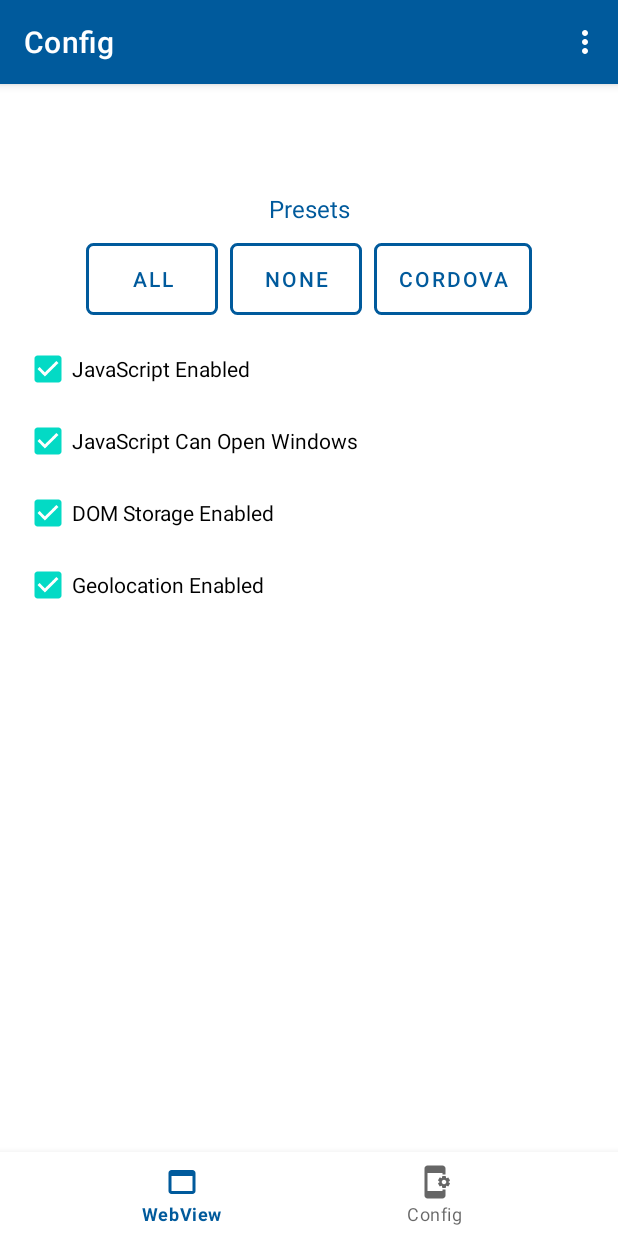
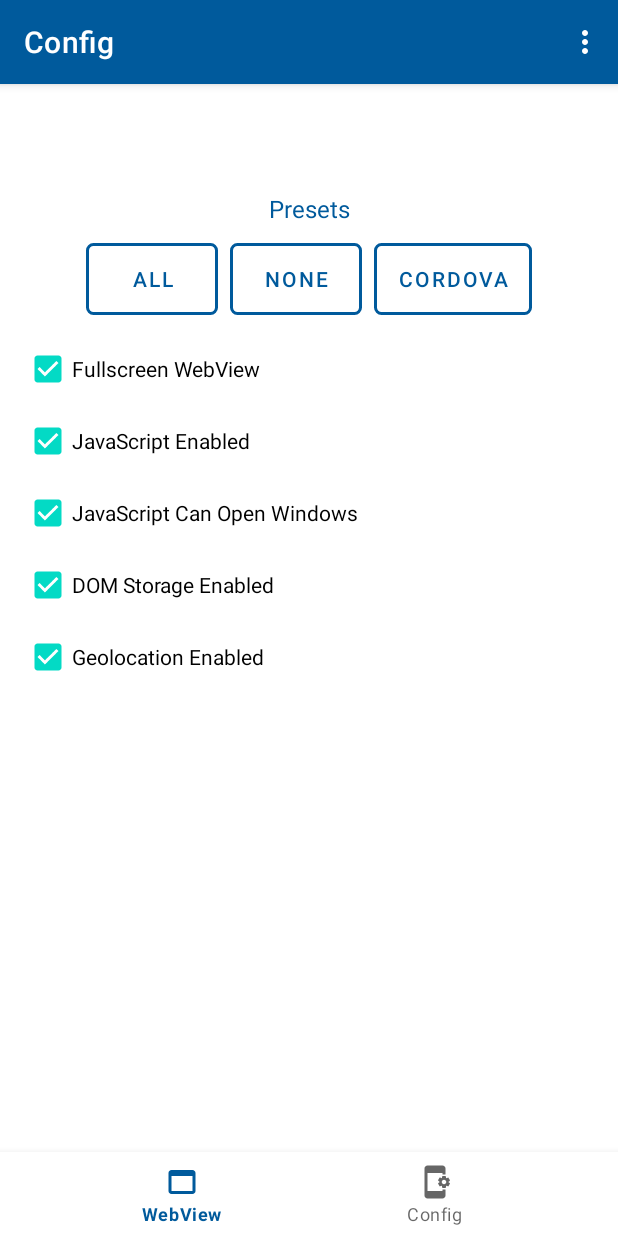
Before and after one commit to WebView-CG/CanIAndroidWebView, an Android app: the ConfigFragment screen opened through its navigation route, after a tap on "CORDOVA", on a phone screen of 412 x 824 dp. Run offline under Robolectric (Android 15) with nearby library versions, the phone set to English and light mode, and no system bars; our stand-ins replace navigation-ui; 2 other taps on this screen came first.

Commit message:
implement fullscreen setting and view

```diff
--- a/app/src/main/java/com/caniwebview/android/ui/config/ConfigFragment.kt
+++ b/app/src/main/java/com/caniwebview/android/ui/config/ConfigFragment.kt
@@ -86,6 +86,9 @@ class ConfigFragment : Fragment() {
         }
 
         // Settings
+        binding.fullscreenWebViewCheckBox.setOnCheckedChangeListener { _, isChecked ->
+            saveSetting("fullscreenWebView", isChecked)
+        }
         binding.javaScriptEnabledCheckBox.setOnCheckedChangeListener { _, isChecked ->
             saveSetting("javaScriptEnabled", isChecked)
         }
@@ -102,11 +105,12 @@ class ConfigFragment : Fragment() {
     }
 
     private fun loadSettings() {
+        binding.fullscreenWebViewCheckBox.isChecked = sharedPreferences.getBoolean("fullscreenWebView", false)
         binding.javaScriptEnabledCheckBox.isChecked = sharedPreferences.getBoolean("javaScriptEnabled", true)
         binding.javaScriptCanOpenWindowsCheckBox.isChecked = sharedPreferences.getBoolean("javaScriptCanOpenWindows", true)
         binding.domStorageEnabledCheckBox.isChecked = sharedPreferences.getBoolean("domStorageEnabled", true)
         binding.geolocationEnabledCheckBox.isChecked = sharedPreferences.getBoolean("geolocationEnabled", true)
-        // Load other settings here...
+        // Load other settings here..
     }
 
     private fun saveSetting(key: String, value: Boolean) {
@@ -125,12 +129,14 @@ class ConfigFragment : Fragment() {
                 binding.geolocationEnabledCheckBox.isChecked = true
             }
             "none" -> {
+                binding.fullscreenWebViewCheckBox.isChecked = false
                 binding.javaScriptEnabledCheckBox.isChecked = false
                 binding.javaScriptCanOpenWindowsCheckBox.isChecked = false
                 binding.domStorageEnabledCheckBox.isChecked = false
                 binding.geolocationEnabledCheckBox.isChecked = false
             }
             "cordova" -> {
+                binding.fullscreenWebViewCheckBox.isChecked = true
                 binding.javaScriptEnabledCheckBox.isChecked = true
                 binding.javaScriptCanOpenWindowsCheckBox.isChecked = true
                 binding.domStorageEnabledCheckBox.isChecked = true
--- a/app/src/main/res/layout/fragment_config.xml
+++ b/app/src/main/res/layout/fragment_config.xml
@@ -50,6 +50,12 @@
     </LinearLayout>
 
     <CheckBox
+        android:id="@+id/fullscreenWebViewCheckBox"
+        android:layout_width="match_parent"
+        android:layout_height="wrap_content"
+        android:text="@string/fullscreen_webview" />
+
+    <CheckBox
         android:id="@+id/javaScriptEnabledCheckBox"
         android:layout_width="match_parent"
         android:layout_height="wrap_content"
--- a/app/src/main/res/values/strings.xml
+++ b/app/src/main/res/values/strings.xml
@@ -15,4 +15,6 @@
     <string name="none">None</string>
     <string name="all">All</string>
     <string name="presets">Presets</string>
+    <string name="fullscreen_webview">Fullscreen WebView</string>
+    <string name="fullscreen">Fullscreen</string>
 </resources>
```
Also changed, not shown: app/src/main/AndroidManifest.xml (+6 -2 lines), app/src/main/java/com/caniwebview/android/ui/fullscreen/WebViewActivity.kt (added, +75 -0 lines), app/src/main/java/com/caniwebview/android/ui/webview/WebViewFragment.kt (+19 -2 lines), app/src/main/res/layout/fullscreen_webview.xml (added, +20 -0 lines).
